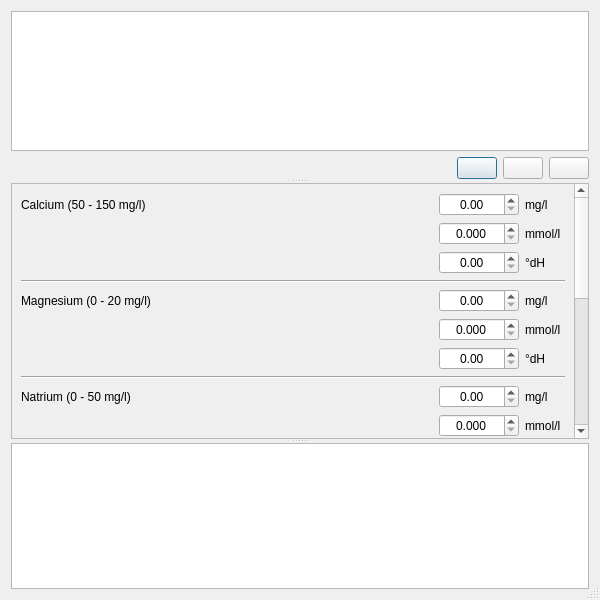
Old version of the form kleiner-brauhelfer/dialogs/dlgwasserprofile.ui in the repository kleiner-brauhelfer/kleiner-brauhelfer-2.
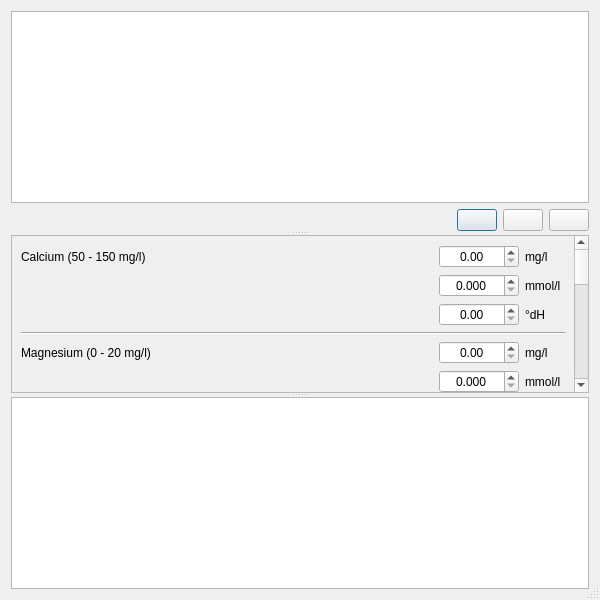
New version of the form. Icons and pictures are not drawn. Custom widgets are drawn as their Qt base class.

```diff
--- a/kleiner-brauhelfer/dialogs/dlgwasserprofile.ui
+++ b/kleiner-brauhelfer/dialogs/dlgwasserprofile.ui
@@ -137,6 +137,12 @@
       </layout>
      </widget>
      <widget class="QScrollArea" name="scrollArea_2">
+      <property name="sizePolicy">
+       <sizepolicy hsizetype="Expanding" vsizetype="Expanding">
+        <horstretch>0</horstretch>
+        <verstretch>1</verstretch>
+       </sizepolicy>
+      </property>
       <property name="widgetResizable">
        <bool>true</bool>
       </property>
```
